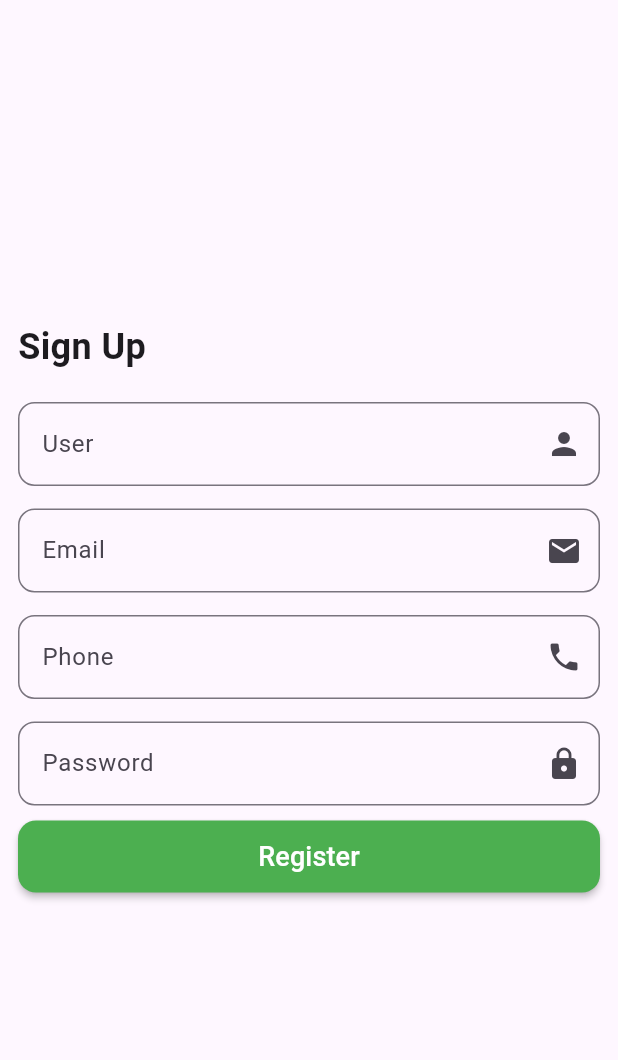
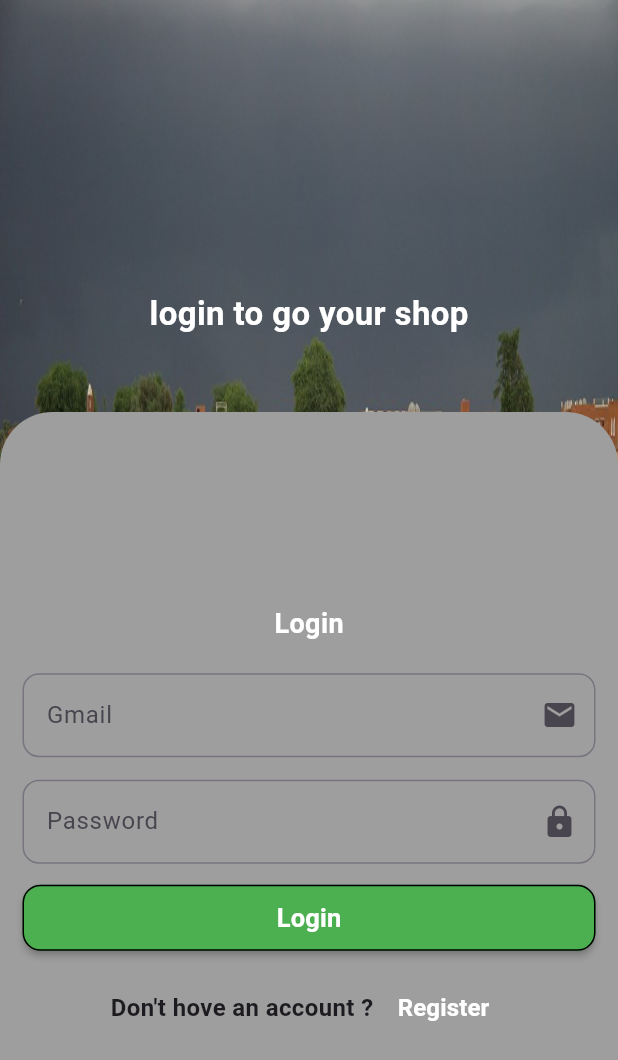
Before and after one commit to lbarsidati22/ecommerce_api, a Flutter app: the screen it shows after launch, on a phone screen of 412 x 824 dp. Shown: the top 1060 px of the screen. Run offline on Flutter 3.47's test engine with Material 3 defaults, Android fonts, the phone set to English and light mode, and no system bars; our stand-ins replace bloc, flutter_bloc.

Commit message:
login ui done

```diff
--- a/lib/main.dart
+++ b/lib/main.dart
@@ -1,11 +1,15 @@
 // ignore_for_file: prefer_const_constructors
 
+import 'package:ecommerce_api/modules/auth/login_screen.dart';
 import 'package:ecommerce_api/modules/auth/register_screen.dart';
 import 'package:ecommerce_api/modules/screens/splash_screen.dart';
+import 'package:ecommerce_api/my_bloc_observer.dart';
 import 'package:ecommerce_api/test/pages/test_splash.dart';
 import 'package:flutter/material.dart';
+import 'package:flutter_bloc/flutter_bloc.dart';
 
 void main() {
+  Bloc.observer = MyBlocObserver();
   runApp(const MyApp());
 }
 
@@ -21,7 +25,7 @@
       theme: ThemeData(
         useMaterial3: true,
       ),
-      home: RegisterScreen(),
+      home: LoginScreen(),
     );
   }
 }
--- /dev/null
+++ b/lib/modules/auth/login_screen.dart
@@ -0,0 +1,151 @@
+// ignore_for_file: prefer_const_constructors, prefer_const_literals_to_create_immutables
+
+import 'package:ecommerce_api/constants.dart';
+import 'package:ecommerce_api/modules/auth/register_screen.dart';
+import 'package:flutter/material.dart';
+
+class LoginScreen extends StatelessWidget {
+  LoginScreen({super.key});
+  final passwordController = TextEditingController();
+  final emailController = TextEditingController();
+  final formKey = GlobalKey<FormState>();
+  @override
+  Widget build(BuildContext context) {
+    return SafeArea(
+      child: Scaffold(
+        body: Container(
+          height: double.infinity,
+          width: double.infinity,
+          decoration: BoxDecoration(
+            image: DecorationImage(
+              fit: BoxFit.fill,
+              image: AssetImage('images/Mauritania-1.jpg'),
+            ),
+          ),
+          child: Form(
+            key: formKey,
+            child: Column(
+              children: [
+                Expanded(
+                  flex: 1,
+                  child: Container(
+                    padding: EdgeInsets.only(bottom: 50),
+                    alignment: Alignment.bottomCenter,
+                    child: Text(
+                      'login to go your shop',
+                      style: TextStyle(
+                        color: Colors.white,
+                        fontSize: 22,
+                        fontWeight: FontWeight.bold,
+                      ),
+                    ),
+                  ),
+                ),
+                Expanded(
+                  flex: 2,
+                  child: Container(
+                    padding: EdgeInsets.symmetric(horizontal: 15),
+                    width: double.infinity,
+                    decoration: BoxDecoration(
+                      color: Colors.grey,
+                      borderRadius: BorderRadius.only(
+                        topLeft: Radius.circular(35),
+                        topRight: Radius.circular(35),
+                      ),
+                    ),
+                    child: Column(
+                      mainAxisAlignment: MainAxisAlignment.center,
+                      children: [
+                        Text(
+                          'Login',
+                          style: TextStyle(
+                            color: Colors.white,
+                            fontSize: 18,
+                            fontWeight: FontWeight.bold,
+                          ),
+                        ),
+                        SizedBox(
+                          height: 20,
+                        ),
+                        myFormFeild(
+                          controller: emailController,
+                          iconData: Icons.email,
+                          label: 'Gmail',
+                          type: TextInputType.emailAddress,
+                          hintText: 'Email',
+                        ),
+                        SizedBox(
+                          height: 15,
+                        ),
+                        myFormFeild(
+                          controller: passwordController,
+                          iconData: Icons.lock,
+                          label: 'Password',
+                          type: TextInputType.number,
+                          hintText: 'Password',
+                        ),
+                        SizedBox(
+                          height: 12,
+                        ),
+                        MaterialButton(
+                          padding: EdgeInsets.all(10),
+                          color: Colors.green,
+                          minWidth: double.infinity,
+                          onPressed: () {},
+                          shape: OutlineInputBorder(
+                            borderRadius: BorderRadius.circular(12),
+                          ),
+                          child: Text(
+                            'Login',
+                            style: TextStyle(
+                              color: Colors.white,
+                              fontSize: 17,
+                              fontWeight: FontWeight.bold,
+                            ),
+                          ),
+                        ),
+                        SizedBox(
+                          height: 12,
+                        ),
+                        Row(
+                          mainAxisAlignment: MainAxisAlignment.center,
+                          children: [
+                            Text(
+                              'Don\'t hove an account ? ',
+                              style: TextStyle(
+                                fontSize: 16,
+                                fontWeight: FontWeight.w600,
+                              ),
+                            ),
+                            TextButton(
+                              onPressed: () {
+                                Navigator.pushReplacement(
+                                  context,
+                                  MaterialPageRoute(
+                                    builder: (context) => RegisterScreen(),
+                                  ),
+                                );
+                              },
+                              child: Text(
+                                'Register',
+                                style: TextStyle(
+                                  fontSize: 16,
+                                  color: Colors.white,
+                                  fontWeight: FontWeight.bold,
+                                ),
+                              ),
+                            )
+                          ],
+                        ),
+                      ],
+                    ),
+                  ),
+                ),
+              ],
+            ),
+          ),
+        ),
+      ),
+    );
+  }
+}
```
Also changed, not shown: lib/modules/auth/cubit/cubit/auth_cubit_cubit.dart (+29 -0 lines), lib/modules/auth/cubit/cubit/auth_cubit_state.dart (+10 -0 lines), lib/modules/auth/register_screen.dart (+41 -1 lines), lib/my_bloc_observer.dart (added, +27 -0 lines), images/Mauritania-1.jpg (added), images/login_background.png (added), images/tichit-1.jpg (added).
